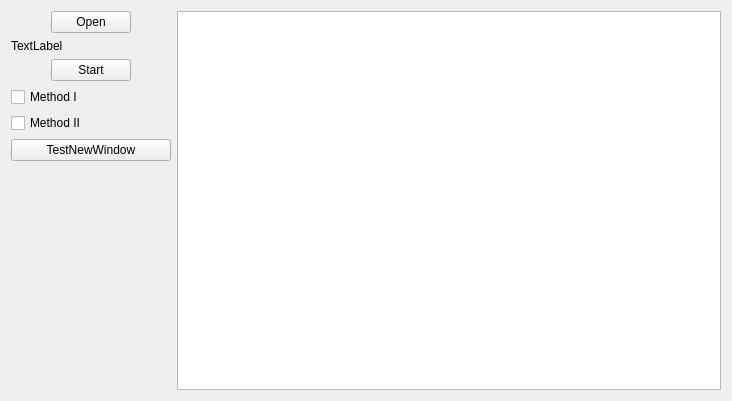
Before: the Qt Designer form Projekt/project/mainwindow.ui in MichalBernacki/Plagiarism_detection_app, drawn with Qt 5.
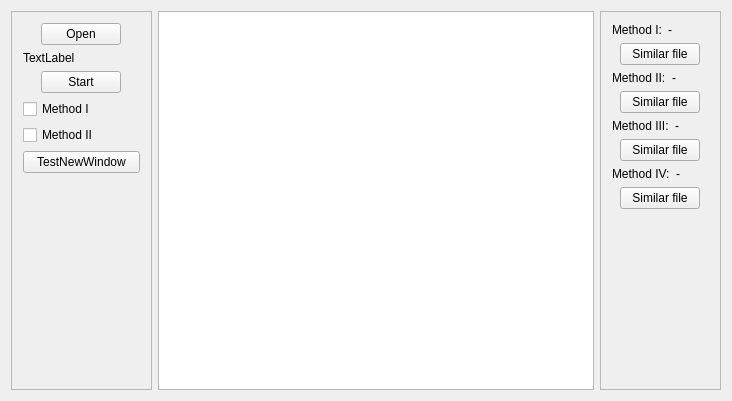
After: the same form once the commit is applied.

Commit message: Add right panel to ui

What changed in the file:
```diff
--- a/Projekt/project/mainwindow.ui
+++ b/Projekt/project/mainwindow.ui
@@ -16,11 +16,21 @@
   <widget class="QWidget" name="centralWidget">
    <layout class="QGridLayout" name="gridLayout">
     <item row="0" column="0">
-     <layout class="QFormLayout" name="formLayout">
-      <item row="0" column="1">
-       <widget class="QTableWidget" name="taCompare"/>
-      </item>
-      <item row="0" column="0">
+     <widget class="QFrame" name="frame">
+      <property name="maximumSize">
+       <size>
+        <width>141</width>
+        <height>16777215</height>
+       </size>
+      </property>
+      <property name="frameShape">
+       <enum>QFrame::StyledPanel</enum>
+      </property>
+      <property name="frameShadow">
+       <enum>QFrame::Raised</enum>
+      </property>
+      <layout class="QVBoxLayout" name="verticalLayout_5">
+       <item>
        <layout class="QVBoxLayout" name="verticalLayout_3">
         <item>
          <layout class="QVBoxLayout" name="verticalLayout_2">
@@ -148,6 +158,281 @@
        </layout>
       </item>
      </layout>
+     </widget>
+    </item>
+    <item row="0" column="1">
+     <widget class="QTableWidget" name="taCompare">
+      <property name="autoFillBackground">
+       <bool>false</bool>
+      </property>
+     </widget>
+    </item>
+    <item row="0" column="2">
+     <widget class="QFrame" name="frResult">
+      <property name="maximumSize">
+       <size>
+        <width>121</width>
+        <height>16777215</height>
+       </size>
+      </property>
+      <property name="frameShape">
+       <enum>QFrame::StyledPanel</enum>
+      </property>
+      <property name="frameShadow">
+       <enum>QFrame::Raised</enum>
+      </property>
+      <layout class="QVBoxLayout" name="verticalLayout_4">
+       <item>
+        <layout class="QVBoxLayout" name="layM1">
+         <item>
+          <layout class="QHBoxLayout" name="horizontalLayout_3">
+           <item>
+            <widget class="QLabel" name="label">
+             <property name="text">
+              <string>Method I:</string>
+             </property>
+            </widget>
+           </item>
+           <item>
+            <widget class="QLabel" name="laM1">
+             <property name="text">
+              <string>-</string>
+             </property>
+            </widget>
+           </item>
+          </layout>
+         </item>
+         <item>
+          <layout class="QHBoxLayout" name="horizontalLayout_7">
+           <item>
+            <spacer name="horizontalSpacer_5">
+             <property name="orientation">
+              <enum>Qt::Horizontal</enum>
+             </property>
+             <property name="sizeHint" stdset="0">
+              <size>
+               <width>40</width>
+               <height>20</height>
+              </size>
+             </property>
+            </spacer>
+           </item>
+           <item>
+            <widget class="QPushButton" name="pbFileM1">
+             <property name="text">
+              <string>Similar file</string>
+             </property>
+            </widget>
+           </item>
+           <item>
+            <spacer name="horizontalSpacer_6">
+             <property name="orientation">
+              <enum>Qt::Horizontal</enum>
+             </property>
+             <property name="sizeHint" stdset="0">
+              <size>
+               <width>40</width>
+               <height>20</height>
+              </size>
+             </property>
+            </spacer>
+           </item>
+          </layout>
+         </item>
+        </layout>
+       </item>
+       <item>
+        <layout class="QVBoxLayout" name="layM2">
+         <item>
+          <layout class="QHBoxLayout" name="horizontalLayout_4">
+           <item>
+            <widget class="QLabel" name="label_2">
+             <property name="text">
+              <string>Method II:</string>
+             </property>
+            </widget>
+           </item>
+           <item>
+            <widget class="QLabel" name="laM2">
+             <property name="text">
+              <string>-</string>
+             </property>
+            </widget>
+           </item>
+          </layout>
+         </item>
+         <item>
+          <layout class="QHBoxLayout" name="horizontalLayout_8">
+           <item>
+            <spacer name="horizontalSpacer_7">
+             <property name="orientation">
+              <enum>Qt::Horizontal</enum>
+             </property>
+             <property name="sizeHint" stdset="0">
+              <size>
+               <width>40</width>
+               <height>20</height>
+              </size>
+             </property>
+            </spacer>
+           </item>
+           <item>
+            <widget class="QPushButton" name="pbFileM2">
+             <property name="text">
+              <string>Similar file</string>
+             </property>
+            </widget>
+           </item>
+           <item>
+            <spacer name="horizontalSpacer_8">
+             <property name="orientation">
+              <enum>Qt::Horizontal</enum>
+             </property>
+             <property name="sizeHint" stdset="0">
+              <size>
+               <width>40</width>
+               <height>20</height>
+              </size>
+             </property>
+            </spacer>
+           </item>
+          </layout>
+         </item>
+        </layout>
+       </item>
+       <item>
+        <layout class="QVBoxLayout" name="layM3">
+         <item>
+          <layout class="QHBoxLayout" name="horizontalLayout_5">
+           <item>
+            <widget class="QLabel" name="label_3">
+             <property name="text">
+              <string>Method III:</string>
+             </property>
+            </widget>
+           </item>
+           <item>
+            <widget class="QLabel" name="laM3">
+             <property name="text">
+              <string>-</string>
+             </property>
+            </widget>
+           </item>
+          </layout>
+         </item>
+         <item>
+          <layout class="QHBoxLayout" name="horizontalLayout_9">
+           <item>
+            <spacer name="horizontalSpacer_9">
+             <property name="orientation">
+              <enum>Qt::Horizontal</enum>
+             </property>
+             <property name="sizeHint" stdset="0">
+              <size>
+               <width>40</width>
+               <height>20</height>
+              </size>
+             </property>
+            </spacer>
+           </item>
+           <item>
+            <widget class="QPushButton" name="pbFileM3">
+             <property name="text">
+              <string>Similar file</string>
+             </property>
+            </widget>
+           </item>
+           <item>
+            <spacer name="horizontalSpacer_10">
+             <property name="orientation">
+              <enum>Qt::Horizontal</enum>
+             </property>
+             <property name="sizeHint" stdset="0">
+              <size>
+               <width>40</width>
+               <height>20</height>
+              </size>
+             </property>
+            </spacer>
+           </item>
+          </layout>
+         </item>
+        </layout>
+       </item>
+       <item>
+        <layout class="QVBoxLayout" name="layM4">
+         <item>
+          <layout class="QHBoxLayout" name="horizontalLayout_6">
+           <item>
+            <widget class="QLabel" name="label_4">
+             <property name="text">
+              <string>Method IV:</string>
+             </property>
+            </widget>
+           </item>
+           <item>
+            <widget class="QLabel" name="laM4">
+             <property name="text">
+              <string>-</string>
+             </property>
+            </widget>
+           </item>
+          </layout>
+         </item>
+         <item>
+          <layout class="QHBoxLayout" name="horizontalLayout_10">
+           <item>
+            <spacer name="horizontalSpacer_11">
+             <property name="orientation">
+              <enum>Qt::Horizontal</enum>
+             </property>
+             <property name="sizeHint" stdset="0">
+              <size>
+               <width>40</width>
+               <height>20</height>
+              </size>
+             </property>
+            </spacer>
+           </item>
+           <item>
+            <widget class="QPushButton" name="pbFileM4">
+             <property name="text">
+              <string>Similar file</string>
+             </property>
+            </widget>
+           </item>
+           <item>
+            <spacer name="horizontalSpacer_12">
+             <property name="orientation">
+              <enum>Qt::Horizontal</enum>
+             </property>
+             <property name="sizeHint" stdset="0">
+              <size>
+               <width>40</width>
+               <height>20</height>
+              </size>
+             </property>
+            </spacer>
+           </item>
+          </layout>
+         </item>
+        </layout>
+       </item>
+       <item>
+        <spacer name="verticalSpacer_2">
+         <property name="orientation">
+          <enum>Qt::Vertical</enum>
+         </property>
+         <property name="sizeHint" stdset="0">
+          <size>
+           <width>20</width>
+           <height>40</height>
+          </size>
+         </property>
+        </spacer>
+       </item>
+      </layout>
+     </widget>
     </item>
    </layout>
   </widget>
```
Lines whose indentation alone changed are shown as unchanged.
